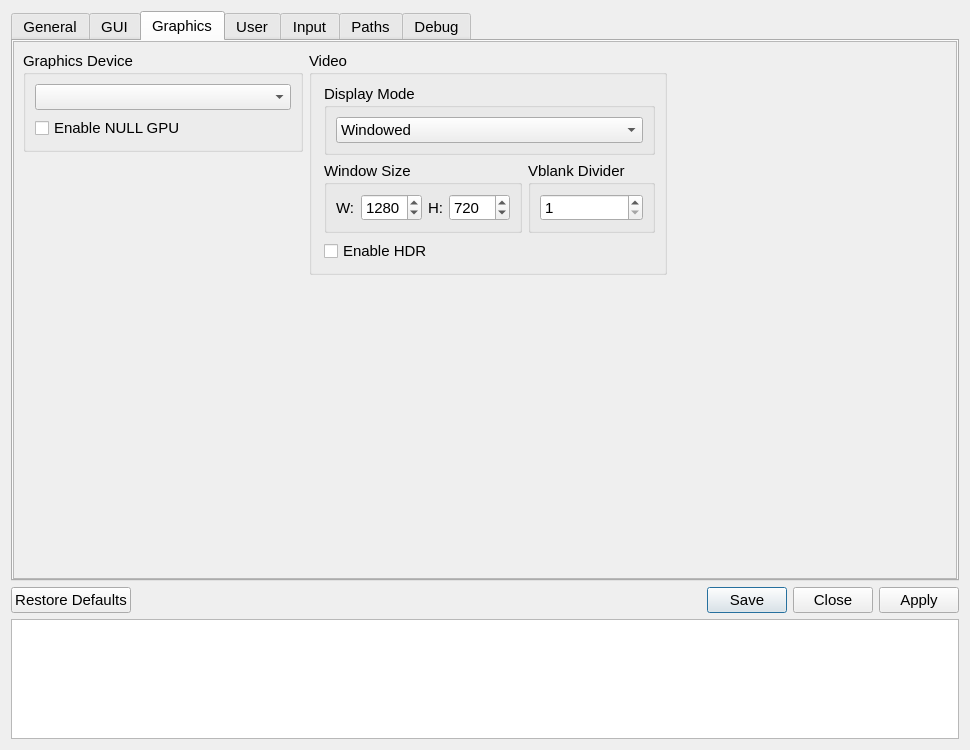
shadps4-emu/shadPS4, file src/qt_gui/settings_dialog.ui: the form before one commit.
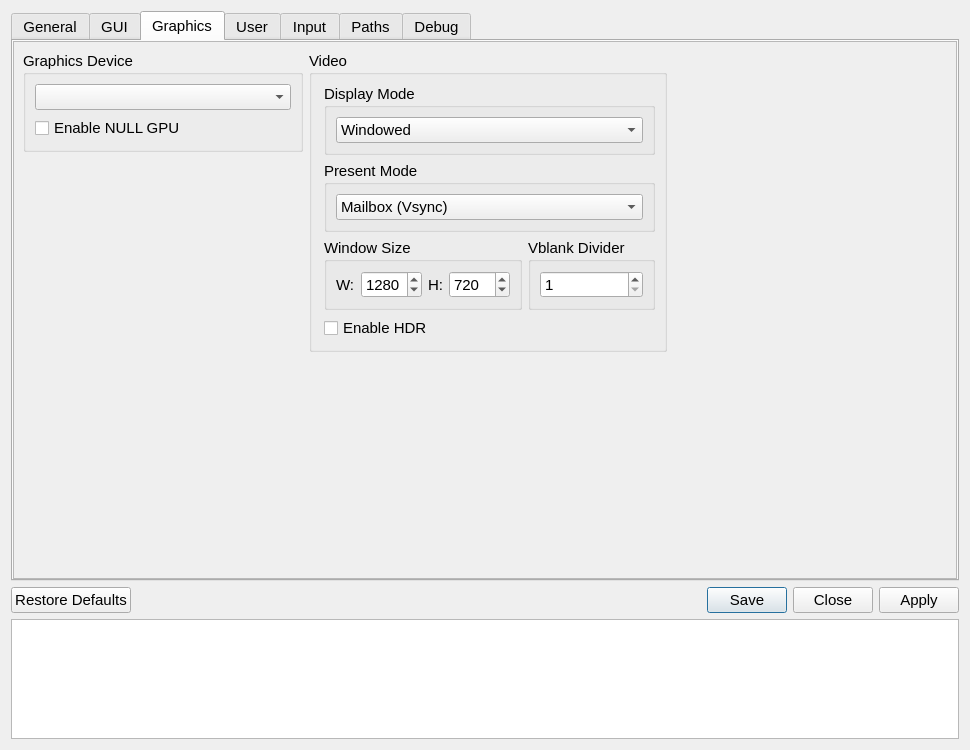
The form after the commit. The open tabs and pages were chosen to show the change. Icons and pictures are not drawn.

Commit message: config: Add present mode option.

```diff
--- a/src/qt_gui/settings_dialog.ui
+++ b/src/qt_gui/settings_dialog.ui
@@ -1096,6 +1096,40 @@
                  </layout>
                 </widget>
                </item>
+               <item>
+                <widget class="QGroupBox" name="presentModeGroupBox">
+                 <property name="title">
+                  <string>Present Mode</string>
+                 </property>
+                 <layout class="QVBoxLayout" name="presentModeLayout">
+                  <item>
+                   <widget class="QComboBox" name="presentModeComboBox">
+                    <property name="sizePolicy">
+                     <sizepolicy hsizetype="Expanding" vsizetype="Fixed">
+                      <horstretch>0</horstretch>
+                      <verstretch>0</verstretch>
+                     </sizepolicy>
+                    </property>
+                    <item>
+                     <property name="text">
+                      <string>Mailbox (Vsync)</string>
+                     </property>
+                    </item>
+                    <item>
+                     <property name="text">
+                      <string>Fifo (Vsync)</string>
+                     </property>
+                    </item>
+                    <item>
+                     <property name="text">
+                      <string>Immediate (No Vsync)</string>
+                     </property>
+                    </item>
+                   </widget>
+                  </item>
+                 </layout>
+                </widget>
+               </item>
                <item>
                 <layout class="QHBoxLayout" name="windowSizeLayout">
                  <item>
```
The commit also changes 5 other files.
